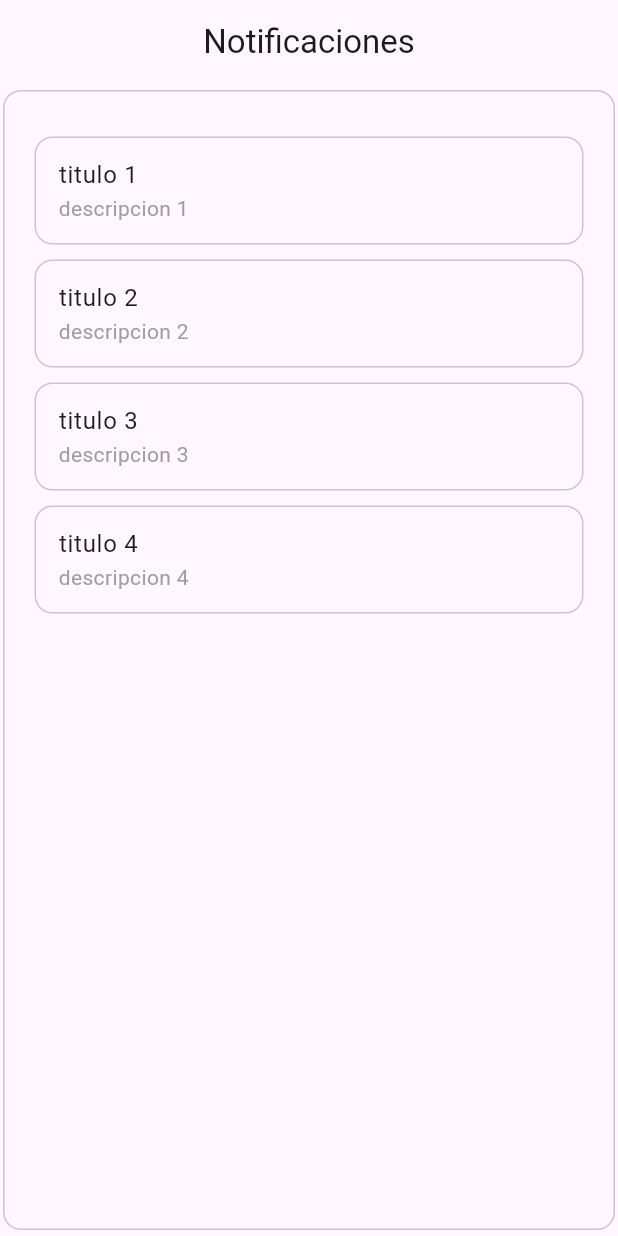
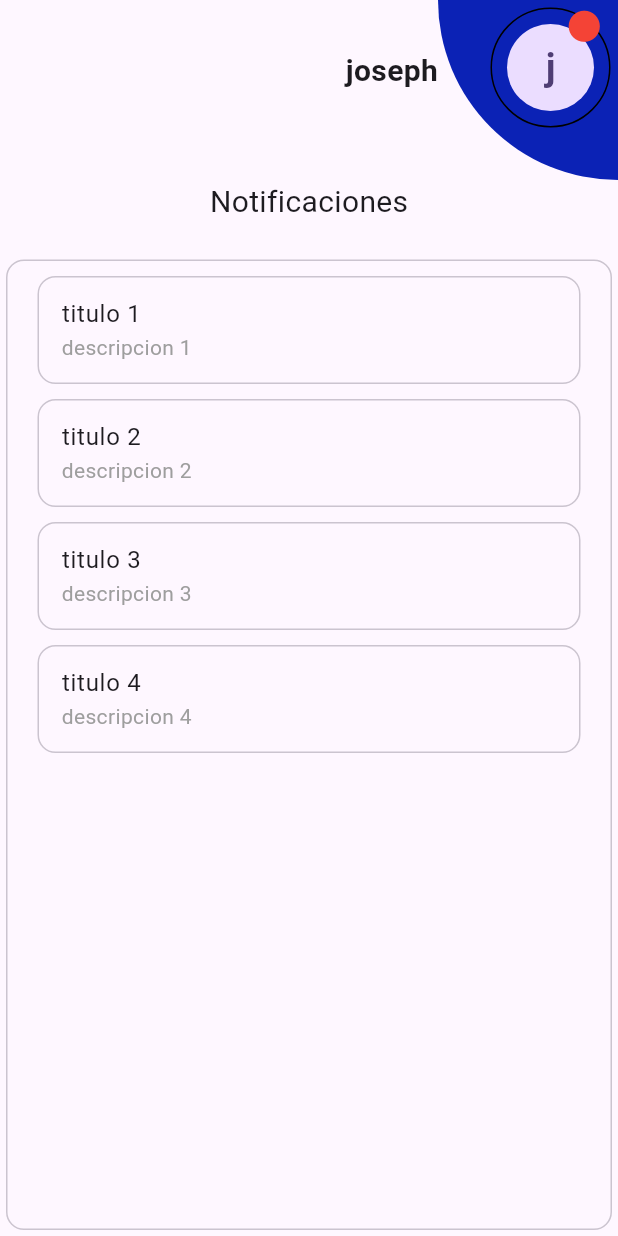
Before and after one commit to joemcara/swimmast_movil, a Flutter app: the NotificationScreen widget shown alone on an empty page, opened directly, on a phone screen of 412 x 824 dp. Run offline on Flutter 3.47's test engine with Material 3 defaults, Android fonts, the phone set to English and light mode, and no system bars.

Commit message:
status bar height styles

```diff
--- a/lib/screens/memberScreens/home_screen.dart
+++ b/lib/screens/memberScreens/home_screen.dart
@@ -5,6 +5,8 @@ class HomeScreenMember extends StatelessWidget {
   const HomeScreenMember({super.key});
   @override
   Widget build(BuildContext context) {
+    double statusBarHeight = MediaQuery.of(context).viewPadding.top;
+
     const List<Map<String, String>> scheduleList = [
       {
         "day": "Lunes",
@@ -27,6 +29,7 @@ class HomeScreenMember extends StatelessWidget {
     ];
     return Scaffold(
         body: Container(
+      padding: EdgeInsets.only(top: statusBarHeight),
       child: Column(
         children: [
           const ProfileHeader(username: "Evelyn Smith"),
--- a/lib/screens/notification_screen.dart
+++ b/lib/screens/notification_screen.dart
@@ -1,5 +1,5 @@
 import 'package:flutter/material.dart';
-import 'package:flutter/widgets.dart';
+import 'package:swimmast_movil/shared/profile_header.dart';
 import 'package:swimmast_movil/widgets/widget_notification.dart';
 
 class NotificationScreen extends StatefulWidget {
@@ -17,34 +17,39 @@ class _NotificationScreenState extends State<NotificationScreen> {
     {'id': '4', 'title': 'titulo 4', 'description': 'descripcion 4'},
   ];
 
+  String notificaciones = 'Notificaciones';
+
   void deleteNotification(String id) {
     setState(() {
       items.removeWhere((element) => element['id'] == id);
+      if (items.isEmpty) {
+        notificaciones = 'No hay notificaciones';
+      }
     });
   }
 
   @override
   Widget build(BuildContext context) {
-    return Scaffold(
-      appBar: AppBar(
-        centerTitle: true,
-        title: const Text('Notificaciones'),
-      ),
-      body: Card.outlined(
-        margin: const EdgeInsets.symmetric(horizontal: 2, vertical: 4),
-        elevation: 0,
+    double statusBarHeight = MediaQuery.of(context).viewPadding.top;
+
+    return Container(
+      padding: EdgeInsets.only(top: statusBarHeight),
       child: Column(
         children: [
-            if (items.isEmpty)
-              const Padding(
-                padding: EdgeInsets.all(30),
+          const ProfileHeader(
+            username: 'joseph',
+          ),
+          Center(
             child: Text(
-                  'No hay notificaciones',
-                  style: TextStyle(fontSize: 20, color: Colors.grey),
+              notificaciones,
+              style: const TextStyle(
+                fontSize: 20,
+              ),
             ),
           ),
           const SizedBox(height: 20),
           Expanded(
+            child: Card.outlined(
               child: ListView.builder(
                 itemCount: items.length,
                 padding: const EdgeInsets.all(6),
@@ -55,9 +60,9 @@ class _NotificationScreenState extends State<NotificationScreen> {
                   deleteNotification: deleteNotification,
                 ),
               ),
-            )
+            ),
+          ),
         ],
-        ),
       ),
     );
   }
```
Also changed, not shown: lib/screens/memberScreens/history_screen.dart (+5 -2 lines), lib/screens/memberScreens/profile_screen.dart (+8 -8 lines), lib/screens/memberScreens/shop_screen.dart (+5 -2 lines), lib/shared/bottom_navs.dart/bottom_nav_bar.dart (+6 -6 lines). Lines whose indentation alone changed are shown as unchanged.
